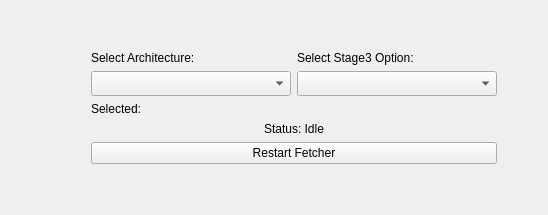
Above: src/modules/stagechoose/StageChoosePage.ui from TableFlipper9/calamares before the change. Below: the same form after it.
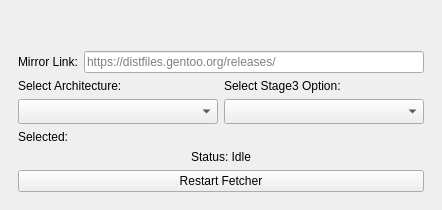
That is the form after the change.

Commit message: New mirror choosing feature

```diff
--- a/src/modules/stagechoose/StageChoosePage.ui
+++ b/src/modules/stagechoose/StageChoosePage.ui
@@ -29,16 +29,29 @@
        <property name="sizeType">
         <enum>QSizePolicy::Expanding</enum>
        </property>
-       <property name="sizeHint" stdset="0">
-        <size>
-         <width>80</width>
-         <height>20</height>
-        </size>
-       </property>
       </spacer>
      </item>
      <item>
       <layout class="QVBoxLayout" name="verticalLayout">
+       <item>
+        <layout class="QHBoxLayout" name="mirrorLayout">
+         <item>
+          <widget class="QLabel" name="mirrorLabel">
+           <property name="text">
+            <string>Mirror Link:</string>
+           </property>
+          </widget>
+         </item>
+         <item>
+          <widget class="QLineEdit" name="mirrorLineEdit">
+           <property name="placeholderText">
+            <string>https://distfiles.gentoo.org/releases/</string>
+           </property>
+          </widget>
+         </item>
+        </layout>
+       </item>
+
        <item>
         <layout class="QHBoxLayout" name="topLabelsLayout">
          <item>
@@ -130,12 +143,6 @@
        <property name="sizeType">
         <enum>QSizePolicy::Expanding</enum>
        </property>
-       <property name="sizeHint" stdset="0">
-        <size>
-         <width>40</width>
-         <height>20</height>
-        </size>
-       </property>
       </spacer>
      </item>
     </layout>
@@ -148,12 +155,6 @@
      <property name="sizeType">
       <enum>QSizePolicy::Expanding</enum>
      </property>
-     <property name="sizeHint" stdset="0">
-      <size>
-       <width>20</width>
-       <height>40</height>
-      </size>
-     </property>
     </spacer>
    </item>
   </layout>
```
Left out of the diff: 29 changed lines with no effect on the pictures. Lines whose indentation alone changed are shown as unchanged. The commit also changes 6 other files.
